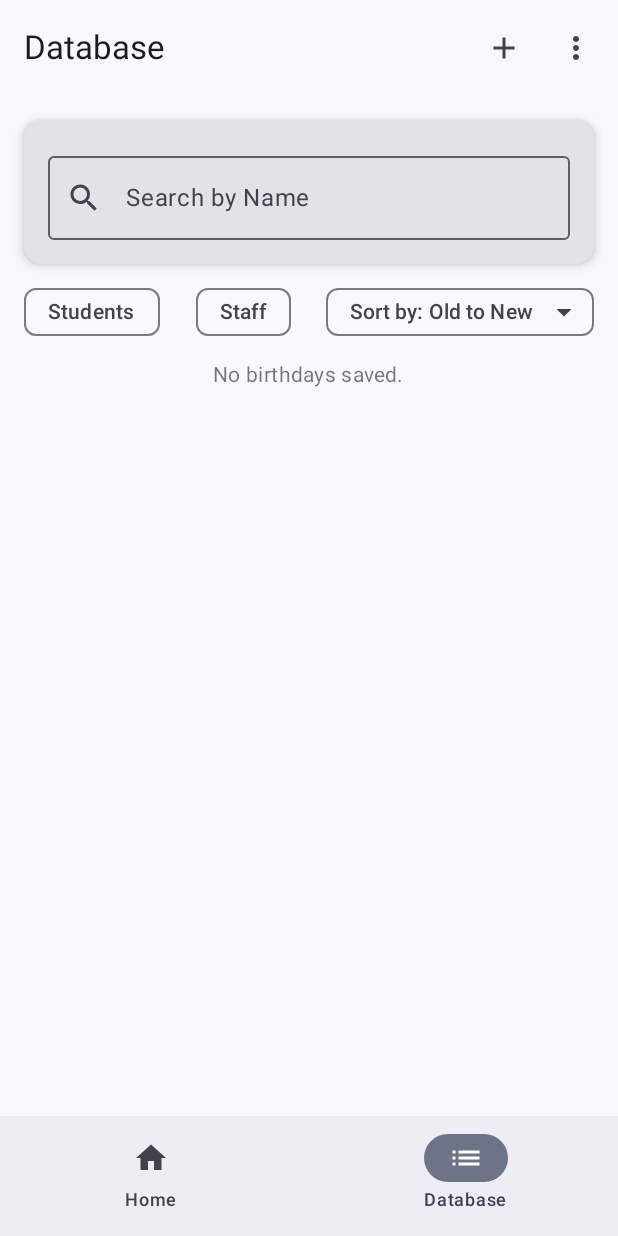
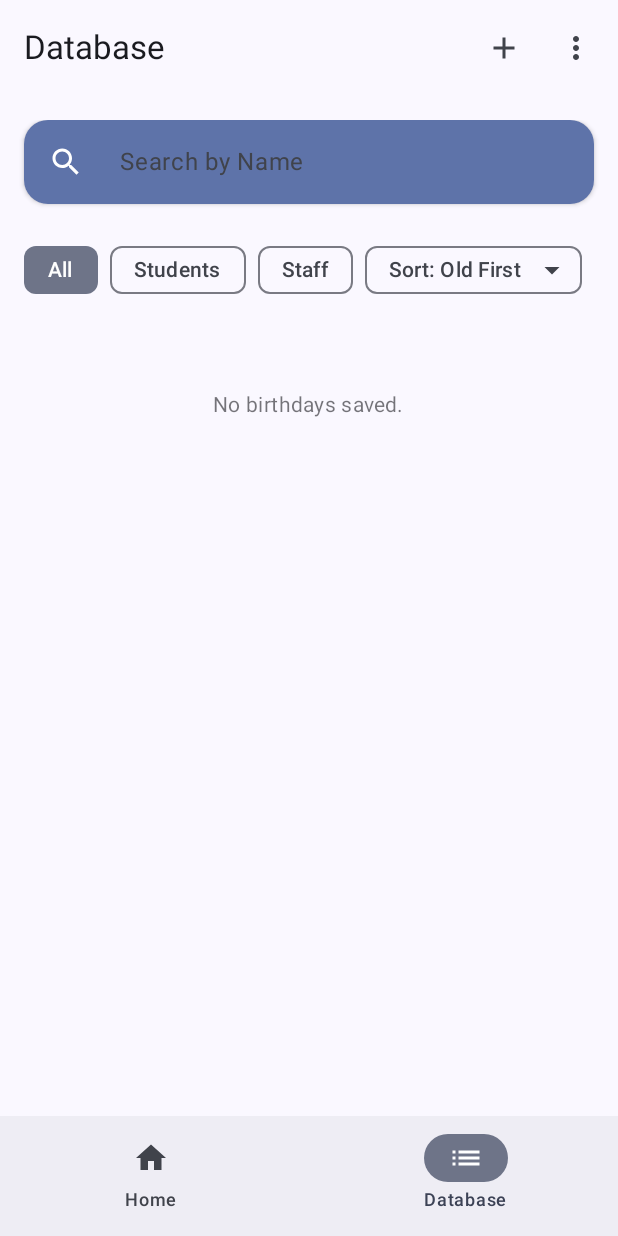
Before and after one commit to diveshpatil9104/AutoSms, an Android app built with Jetpack Compose: the screen it shows after launch (MainActivity), item 2 of the bottom bar chosen, on a phone screen of 412 x 824 dp. Run offline under Robolectric (Android 15) with nearby library versions, the phone set to English and light mode, and no system bars; our stand-ins replace Room's generated code.

Commit message:
database screen enhancing

```diff
--- a/app/build.gradle.kts
+++ b/app/build.gradle.kts
@@ -57,7 +57,7 @@ dependencies {
     implementation(libs.androidx.activity.compose)
     implementation(platform(libs.androidx.compose.bom))
     implementation(libs.androidx.ui)
-    implementation ("androidx.compose.material3:material3:1.3.2")
+    implementation (libs.material3)
 
 
     implementation ("androidx.room:room-runtime:2.6.1")
--- a/app/src/main/java/com/example/autowish/DatabaseScreen.kt
+++ b/app/src/main/java/com/example/autowish/DatabaseScreen.kt
@@ -5,11 +5,18 @@ import android.net.Uri
 import android.util.Log
 import androidx.activity.compose.rememberLauncherForActivityResult
 import androidx.activity.result.contract.ActivityResultContracts
+import androidx.compose.animation.AnimatedVisibility
+import androidx.compose.animation.core.tween
+import androidx.compose.animation.fadeIn
+import androidx.compose.animation.fadeOut
 import androidx.compose.foundation.background
+import androidx.compose.foundation.horizontalScroll
 import androidx.compose.foundation.layout.*
 import androidx.compose.foundation.lazy.LazyColumn
 import androidx.compose.foundation.lazy.items
+import androidx.compose.foundation.rememberScrollState
 import androidx.compose.foundation.shape.RoundedCornerShape
+import androidx.compose.foundation.verticalScroll
 import androidx.compose.material.icons.Icons
 import androidx.compose.material.icons.filled.*
 import androidx.compose.material3.*
@@ -17,12 +24,12 @@ import androidx.compose.runtime.*
 import androidx.compose.ui.Alignment
 import androidx.compose.ui.Modifier
 import androidx.compose.ui.graphics.Brush
+import androidx.compose.ui.graphics.Color
 import androidx.compose.ui.hapticfeedback.HapticFeedbackType
 import androidx.compose.ui.platform.LocalContext
 import androidx.compose.ui.platform.LocalHapticFeedback
 import androidx.compose.ui.text.font.FontWeight
 import androidx.compose.ui.unit.dp
-import androidx.compose.ui.unit.sp
 import androidx.navigation.NavController
 import kotlinx.coroutines.CoroutineScope
 import kotlinx.coroutines.Dispatchers
@@ -39,7 +46,7 @@ fun DatabaseScreen(navController: NavController) {
     var selectedItems by remember { mutableStateOf(setOf<Int>()) }
     var searchQuery by remember { mutableStateOf("") }
     var filterType by remember { mutableStateOf<String?>(null) }
-    var sortOrder by remember { mutableStateOf("Old to New") }
+    var sortOrder by remember { mutableStateOf("Old First") }
     var showForm by remember { mutableStateOf(false) }
     var editingEntry by remember { mutableStateOf<BirthdayEntry?>(null) }
     var errorMessage by remember { mutableStateOf<String?>(null) }
@@ -50,21 +57,39 @@ fun DatabaseScreen(navController: NavController) {
 
     LaunchedEffect(searchQuery, filterType, sortOrder) {
         coroutineScope.launch(Dispatchers.IO) {
+            try {
+                // Fetch filtered entries
                 var list = when (filterType) {
                     null -> db.birthdayDao().getAll()
-                else -> db.birthdayDao().getByPersonType(filterType!!)
+                    "Student" -> db.birthdayDao().getByPersonType("Student")
+                    "Staff" -> db.birthdayDao().getByPersonType("Staff")
+                    else -> db.birthdayDao().getAll()
                 }
+                Log.d("DatabaseScreen", "FilterType: $filterType, Initial list size: ${list.size}")
+
+                // Apply search query
                 if (searchQuery.isNotEmpty()) {
                     list = list.filter { it.name.contains(searchQuery, ignoreCase = true) }
+                    Log.d("DatabaseScreen", "After search '$searchQuery', list size: ${list.size}")
                 }
+
+                // Apply sort order on the filtered list
                 list = when (sortOrder) {
-                "Old to New" -> db.birthdayDao().getAllSortedAsc()
-                "New to Old" -> db.birthdayDao().getAllSortedDesc()
+                    "Old First" -> list.sortedBy { it.birthDate }
+                    "New First" -> list.sortedByDescending { it.birthDate }
                     else -> list
                 }
+                Log.d("DatabaseScreen", "After sort '$sortOrder', list size: ${list.size}")
+
                 withContext(Dispatchers.Main) {
                     birthdayList = list
                     hasData = list.isNotEmpty()
+                }
+            } catch (e: Exception) {
+                withContext(Dispatchers.Main) {
+                    errorMessage = "Failed to load data: ${e.message}"
+                    Log.e("DatabaseScreen", "Error loading data", e)
+                }
             }
         }
     }
@@ -278,105 +303,48 @@ fun DatabaseScreen(navController: NavController) {
         ) {
             Column(
                 modifier = Modifier
+                    .fillMaxSize()
                     .padding(16.dp)
-                    .fillMaxWidth()
+                    .verticalScroll(rememberScrollState()) // ← Enables full scroll
             ) {
-                Card(
+                EnhancedSearchBarSection(
+                    searchQuery = searchQuery,
+                    onQueryChange = { searchQuery = it },
+                    filterType = filterType,
+                    onFilterTypeChange = { filterType = it },
+                    sortOrder = sortOrder,
+                    onSortOrderChange = { sortOrder = it }
+                )
+
+                Spacer(modifier = Modifier.height(16.dp))
+
+                if (birthdayList.isEmpty()) {
+                    Column(
                         modifier = Modifier
                             .fillMaxWidth()
-                        .padding(bottom = 8.dp),
-                    shape = RoundedCornerShape(12.dp),
-                    elevation = CardDefaults.cardElevation(defaultElevation = 4.dp)
+                            .padding(top = 32.dp),
+                        verticalArrangement = Arrangement.Center,
+                        horizontalAlignment = Alignment.CenterHorizontally
                     ) {
-                    OutlinedTextField(
-                        value = searchQuery,
-                        onValueChange = { searchQuery = it },
-                        label = { Text("Search by Name") },
-                        leadingIcon = { Icon(Icons.Default.Search, contentDescription = null) },
-                        trailingIcon = {
-                            if (searchQuery.isNotEmpty()) {
-                                IconButton(onClick = { searchQuery = "" }) {
-                                    Icon(Icons.Default.Close, contentDescription = "Clear")
-                                }
-                            }
+                        Text(
+                            text = when {
+                                filterType == "Student" -> "No students in the database."
+                                filterType == "Staff" -> "No staff in the database."
+                                searchQuery.isNotEmpty() -> "No matching birthdays."
+                                else -> "No birthdays saved."
                             },
-                        modifier = Modifier
-                            .fillMaxWidth()
-                            .padding(16.dp)
+                            style = MaterialTheme.typography.bodyMedium,
+                            color = MaterialTheme.colorScheme.onSurface.copy(alpha = 0.6f)
                         )
                     }
-
-                Row(
-                    modifier = Modifier
-                        .fillMaxWidth()
-                        .padding(bottom = 8.dp),
-                    horizontalArrangement = Arrangement.SpaceBetween
-                ) {
-                    FilterChip(
-                        selected = filterType == "Student",
-                        onClick = { filterType = if (filterType == "Student") null else "Student" },
-                        label = { Text("Students") }
-                    )
-                    FilterChip(
-                        selected = filterType == "Staff",
-                        onClick = { filterType = if (filterType == "Staff") null else "Staff" },
-                        label = { Text("Staff") }
-                    )
-
-                    // Sort By Chip with Dropdown Menu
-                    var sortMenuExpanded by remember { mutableStateOf(false) }
-
-                    FilterChip(
-                        selected = false,
-                        onClick = { sortMenuExpanded = true },
-                        label = { Text("Sort by: $sortOrder") },
-                        trailingIcon = {
-                            Icon(Icons.Default.ArrowDropDown, contentDescription = "Sort Options")
-                        }
-                    )
-
-                    DropdownMenu(
-                        expanded = sortMenuExpanded,
-                        onDismissRequest = { sortMenuExpanded = false }
-                    ) {
-                        DropdownMenuItem(
-                            text = { Text("Old to New") },
-                            onClick = {
-                                sortOrder = "Old to New"
-                                sortMenuExpanded = false
-                            }
-                        )
-                        DropdownMenuItem(
-                            text = { Text("New to Old") },
-                            onClick = {
-                                sortOrder = "New to Old"
-                                sortMenuExpanded = false
-                            }
-                        )
-                    }
-                }
-
-                if (birthdayList.isEmpty()) {
-                    Text(
-                        text = if (searchQuery.isEmpty() && filterType == null) "No birthdays saved." else "No matching birthdays.",
-                        style = MaterialTheme.typography.bodyMedium,
-                        color = MaterialTheme.colorScheme.onSurface.copy(alpha = 0.6f),
-                        modifier = Modifier.align(Alignment.CenterHorizontally)
-                    )
                 } else {
-                    LazyColumn(
-                        modifier = Modifier
-                            .fillMaxWidth()
-                            .weight(1f)
-                    ) {
-                        items(birthdayList) { entry ->
+                    birthdayList.forEach { entry ->
                         BirthdayCard(
                             entry = entry,
                             isSelected = entry.id in selectedItems,
                             onLongPress = {
                                 hapticFeedback.performHapticFeedback(HapticFeedbackType.LongPress)
                                 selectedItems = selectedItems + entry.id
-                                    Log.d("DatabaseScreen", "Long press on entry ID: ${entry.id}")
                             },
                             onClick = {
                                 if (selectedItems.isNotEmpty()) {
@@ -385,11 +353,10 @@ fun DatabaseScreen(navController: NavController) {
                                     } else {
                                         selectedItems + entry.id
                                     }
-                                        Log.d("DatabaseScreen", "Click toggled selection for ID: ${entry.id}, selectedItems: $selectedItems")
                                 }
                             }
                         )
-                        }
+                        Spacer(modifier = Modifier.height(8.dp))
                     }
                 }
 
@@ -401,6 +368,8 @@ fun DatabaseScreen(navController: NavController) {
                         style = MaterialTheme.typography.bodyMedium
                     )
                 }
+
+                Spacer(modifier = Modifier.height(80.dp)) // Extra space for padding bottom
             }
         }
     }
@@ -420,7 +389,6 @@ fun DatabaseScreen(navController: NavController) {
                         editingEntry = null
                         isLoading = false
                     }
-                    AlarmUtils.scheduleDailyAlarm(context)
                 }
             },
             onCancel = {
@@ -434,3 +402,130 @@ fun DatabaseScreen(navController: NavController) {
         )
     }
 }
+
+
+@OptIn(ExperimentalMaterial3Api::class, ExperimentalLayoutApi::class)
+@Composable
+fun EnhancedSearchBarSection(
+    searchQuery: String,
+    onQueryChange: (String) -> Unit,
+    filterType: String?,
+    onFilterTypeChange: (String?) -> Unit,
+    sortOrder: String,
+    onSortOrderChange: (String) -> Unit
+) {
+    var sortMenuExpanded by remember { mutableStateOf(false) }
+
+    Column(modifier = Modifier.fillMaxWidth()) {
+        // ✅ Card-style search bar (design upgrade)
+        Card(
+            shape = RoundedCornerShape(16.dp),
+            colors = CardDefaults.cardColors(containerColor = MaterialTheme.colorScheme.primaryContainer),
+            elevation = CardDefaults.cardElevation(defaultElevation = 2.dp),
+            modifier = Modifier
+                .fillMaxWidth()
+                .padding(bottom = 12.dp)
+        ) {
+            Row(
+                verticalAlignment = Alignment.CenterVertically,
+                modifier = Modifier
+                    .fillMaxWidth()
+                    .height(56.dp)
+                    .padding(horizontal = 16.dp)
+            ) {
+                Icon(Icons.Default.Search, contentDescription = "Search")
+                Spacer(modifier = Modifier.width(8.dp))
+                Box(modifier = Modifier.fillMaxWidth()) {
+                    TextField(
+                        value = searchQuery,
+                        onValueChange = onQueryChange,
+                        placeholder = { Text("Search by Name") },
+                        singleLine = true,
+                        colors = TextFieldDefaults.colors(
+                            unfocusedContainerColor = Color.Transparent,
+                            focusedContainerColor = Color.Transparent,
+                            disabledContainerColor = Color.Transparent,
+                            unfocusedIndicatorColor = Color.Transparent,
+                            focusedIndicatorColor = Color.Transparent,
+                            disabledIndicatorColor = Color.Transparent
+                        ),
+                        trailingIcon = {
+                            if (searchQuery.isNotEmpty()) {
+                                IconButton(onClick = { onQueryChange("") }) {
+                                    Icon(Icons.Default.Close, contentDescription = "Clear")
+                                }
+                            }
+                        },
+                        modifier = Modifier.fillMaxWidth()
+                    )
+                }
+            }
+        }
+
+        // Chips Section
+        Row(
+            horizontalArrangement = Arrangement.spacedBy(8.dp),
+            modifier = Modifier
+                .fillMaxWidth()
+                .horizontalScroll(rememberScrollState())
+                .padding(vertical = 8.dp)
+        ) {
+            // All Chip
+            FilterChip(
+                selected = filterType == null,
+                onClick = { onFilterTypeChange(null) },
+                label = { Text("All") }
+            )
+
+            // Student Chip
+            FilterChip(
+                selected = filterType == "Student",
+                onClick = { onFilterTypeChange(if (filterType == "Student") null else "Student") },
+                label = { Text("Students") }
+            )
+
+            // Staff Chip
+            FilterChip(
+                selected = filterType == "Staff",
+                onClick = { onFilterTypeChange(if (filterType == "Staff") null else "Staff") },
+                label = { Text("Staff") }
+            )
+
+            // Sort By Chip anchored in Box
+            Box {
+                FilterChip(
+                    selected = sortMenuExpanded,
+                    onClick = { sortMenuExpanded = true },
+                    label = { Text("Sort: $sortOrder") },
+                    trailingIcon = {
+                        Icon(Icons.Default.ArrowDropDown, contentDescription = "Sort Options")
+                    },
+                    colors = FilterChipDefaults.filterChipColors(
+                        selectedContainerColor = MaterialTheme.colorScheme.secondaryContainer,
+                        selectedLabelColor = MaterialTheme.colorScheme.onSecondaryContainer
+                    )
+                )
+
+                DropdownMenu(
+                    expanded = sortMenuExpanded,
+                    onDismissRequest = { sortMenuExpanded = false }
+                ) {
+                    DropdownMenuItem(
+                        text = { Text("Old First") },
+                        onClick = {
+                            onSortOrderChange("Old First")
+                            sortMenuExpanded = false
+                        }
+                    )
+                    DropdownMenuItem(
+                        text = { Text("New Fisrt") },
+                        onClick = {
+                            onSortOrderChange("New First")
+                            sortMenuExpanded = false
+                        }
+                    )
+                }
+            }
+        }
+    }
+}
--- a/app/src/main/java/com/example/autowish/Utils.kt
+++ b/app/src/main/java/com/example/autowish/Utils.kt
@@ -58,7 +58,7 @@ fun BirthdayCard(
                     }
                 )
             },
-        shape = RoundedCornerShape(8.dp),
+        shape = RoundedCornerShape(12.dp),
         elevation = CardDefaults.cardElevation(defaultElevation = 2.dp)
     ) {
         Row(
@@ -71,7 +71,7 @@ fun BirthdayCard(
                 Text(
                     text = entry.name,
                     style = MaterialTheme.typography.bodyLarge.copy(fontSize = 18.sp),
-                    color = MaterialTheme.colorScheme.onSurface
+                    color = MaterialTheme.colorScheme.primary
                 )
                 Text(
                     text = entry.phoneNumber,
--- a/gradle/libs.versions.toml
+++ b/gradle/libs.versions.toml
@@ -9,6 +9,7 @@ lifecycleRuntimeKtx = "2.8.7"
 
 activityCompose = "1.10.1"
 composeBom = "2024.04.01"
+material3 = "1.3.2"
 
 [libraries]
 androidx-core-ktx = { group = "androidx.core", name = "core-ktx", version.ref = "coreKtx" }
@@ -25,6 +26,7 @@ androidx-ui-tooling-preview = { group = "androidx.compose.ui", name = "ui-toolin
 androidx-ui-test-manifest = { group = "androidx.compose.ui", name = "ui-test-manifest" }
 androidx-ui-test-junit4 = { group = "androidx.compose.ui", name = "ui-test-junit4" }
 androidx-material3 = { group = "androidx.compose.material3", name = "material3" }
+material3 = { module = "androidx.compose.material3:material3", version.ref = "material3" }
 
 [plugins]
 android-application = { id = "com.android.application", version.ref = "agp" }
```
Lines whose indentation alone changed are shown as unchanged.
